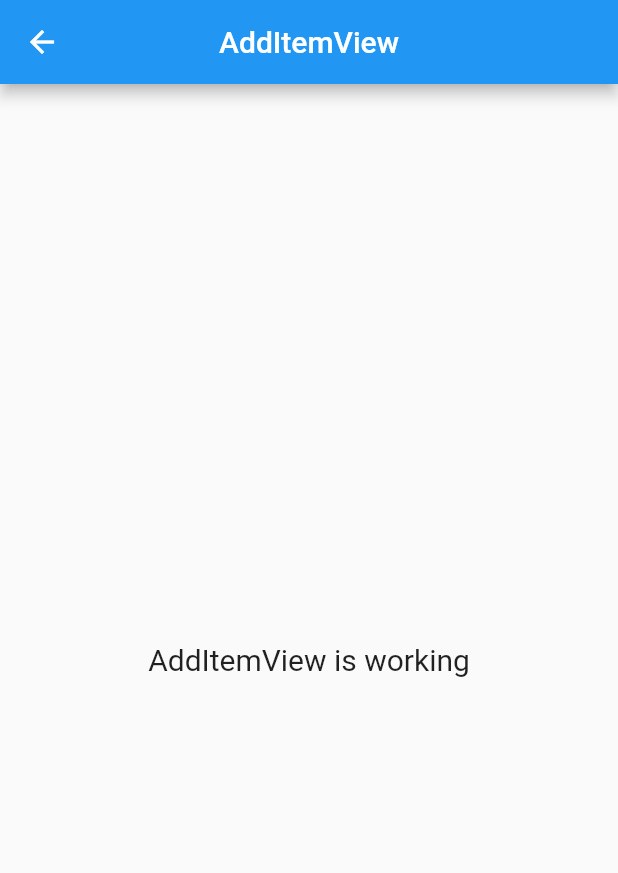
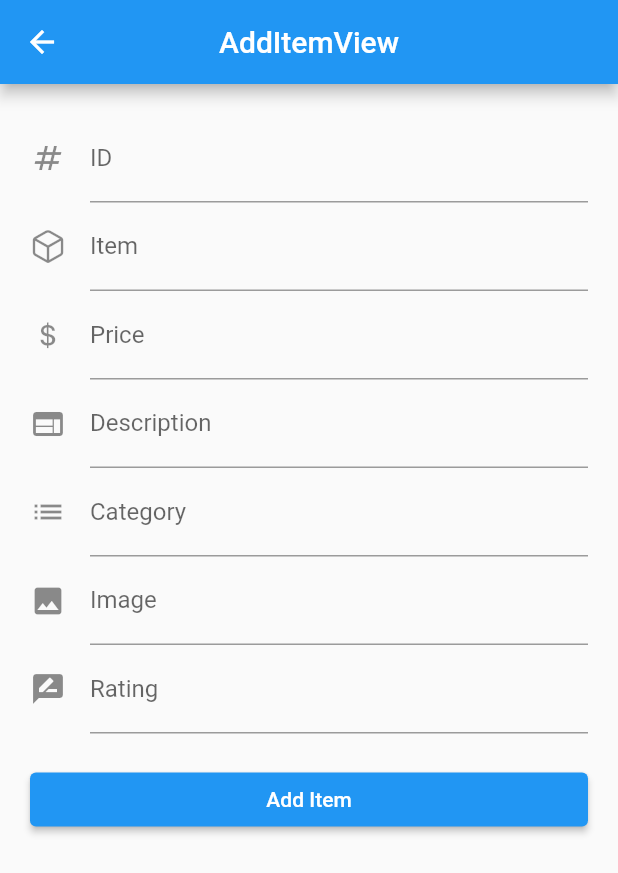
Before and after one commit to aristoreza13/GG_testapp, a Flutter app: the AddItemView screen opened by its route, on a phone screen of 412 x 824 dp. Shown: the top 873 px of the screen. Run offline on Flutter 3.47's test engine with Material 2 defaults, Android fonts, the phone set to English and light mode, and no system bars; our stand-ins replace get; network calls fail.

Commit message:
Add Item page created

```diff
--- a/lib/app/modules/add_item/views/add_item_view.dart
+++ b/lib/app/modules/add_item/views/add_item_view.dart
@@ -1,6 +1,8 @@
+import 'package:flutter/cupertino.dart';
 import 'package:flutter/material.dart';
 
 import 'package:get/get.dart';
+import 'package:testapp/app/routes/app_pages.dart';
 
 import '../controllers/add_item_controller.dart';
 
@@ -13,11 +15,73 @@ class AddItemView extends GetView<AddItemController> {
         title: const Text('AddItemView'),
         centerTitle: true,
       ),
-      body: Center(
-        child: Text(
-          'AddItemView is working',
-          style: TextStyle(fontSize: 20),
-        ),
+      body: ListView(
+        padding: const EdgeInsets.symmetric(horizontal: 20, vertical: 20),
+        children: [
+          const TextField(
+            autocorrect: false,
+            // // controller: controller.nameC,
+            // maxLength: 16,
+            decoration: InputDecoration(
+              labelText: "ID",
+              icon: Icon(Icons.numbers),
+            ),
+          ),
+          const TextField(
+            autocorrect: false,
+            // controller: controller.nameC,
+            decoration: InputDecoration(
+              labelText: "Item",
+              icon: Icon(CupertinoIcons.cube),
+            ),
+          ),
+          const TextField(
+            autocorrect: false,
+            // controller: controller.nameC,
+            decoration: InputDecoration(
+              labelText: "Price",
+              icon: Icon(CupertinoIcons.money_dollar),
+            ),
+          ),
+          const TextField(
+            autocorrect: false,
+            // controller: controller.nameC,
+            decoration: InputDecoration(
+              labelText: "Description",
+              icon: Icon(Icons.web),
+            ),
+          ),
+          const TextField(
+            autocorrect: false,
+            // controller: controller.nameC,
+            decoration: InputDecoration(
+              labelText: "Category",
+              icon: Icon(Icons.list),
+            ),
+          ),
+          const TextField(
+            autocorrect: false,
+            // controller: controller.nameC,
+            decoration: InputDecoration(
+              labelText: "Image",
+              icon: Icon(Icons.image),
+            ),
+          ),
+          const TextField(
+            autocorrect: false,
+            // controller: controller.nameC,
+            decoration: InputDecoration(
+              labelText: "Rating",
+              icon: Icon(Icons.rate_review),
+            ),
+          ),
+          const SizedBox(
+            height: 20,
+          ),
+          ElevatedButton(
+              onPressed: () => Get.offAllNamed(Routes.HOME),
+              child: const Text('Add Item')),
+        ],
       ),
     );
   }
--- a/lib/app/modules/home/views/home_view.dart
+++ b/lib/app/modules/home/views/home_view.dart
@@ -1,6 +1,8 @@
+import 'package:flutter/cupertino.dart';
 import 'package:flutter/material.dart';
 
 import 'package:get/get.dart';
+import 'package:testapp/app/routes/app_pages.dart';
 import 'package:testapp/app/widgets/widget.dart';
 
 import '../controllers/home_controller.dart';
@@ -13,18 +15,21 @@ class HomeView extends GetView<HomeController> {
       appBar: AppBar(
         title: const Text('HomeView'),
         centerTitle: true,
+        actions: [
+          IconButton(
+            onPressed: () {
+              debugPrint('Add tapped.');
+              Get.toNamed(Routes.ADD_ITEM);
+            },
+            icon: const Icon(CupertinoIcons.add),
+          ),
+        ],
       ),
       body: ListView(
         padding: const EdgeInsets.symmetric(horizontal: 20, vertical: 10),
         children: const [
           ItemCard(id: "1"),
-          SizedBox(
-            height: 10,
-          ),
           ItemCard(id: "2"),
-          SizedBox(
-            height: 10,
-          ),
           ItemCard(id: "3"),
         ],
       ),
--- a/lib/app/widgets/item_card.dart
+++ b/lib/app/widgets/item_card.dart
@@ -1,4 +1,5 @@
 import 'package:flutter/material.dart';
+import 'package:get/get.dart';
 import 'package:testapp/app/widgets/widget.dart';
 
 class ItemCard extends StatelessWidget {
@@ -17,6 +18,26 @@ class ItemCard extends StatelessWidget {
         splashColor: Colors.blue.withAlpha(30),
         onTap: () {
           debugPrint('Card tapped.');
+        },
+        onLongPress: () {
+          debugPrint('Delete item tapped');
+          showDialog(
+            context: context,
+            builder: (BuildContext context) => Dialog(
+              child: Wrap(
+                children: [
+                  ListTile(
+                    leading: const Icon(Icons.delete),
+                    title: const Text('Delete'),
+                    onTap: () {
+                      debugPrint('Deleted');
+                      Get.back();
+                    },
+                  ),
+                ],
+              ),
+            ),
+          );
         },
         child: Padding(
           padding: const EdgeInsets.all(10.0),
--- a/pubspec.yaml
+++ b/pubspec.yaml
@@ -7,9 +7,10 @@ environment:
 
 dependencies:
   cupertino_icons: ^1.0.2
-  get: 4.6.5
   flutter:
     sdk: flutter
+  get: 4.6.5
+  http: ^0.13.5
 
 dev_dependencies:
   flutter_lints: ^2.0.0
```
Also changed, not shown: pubspec.lock.
